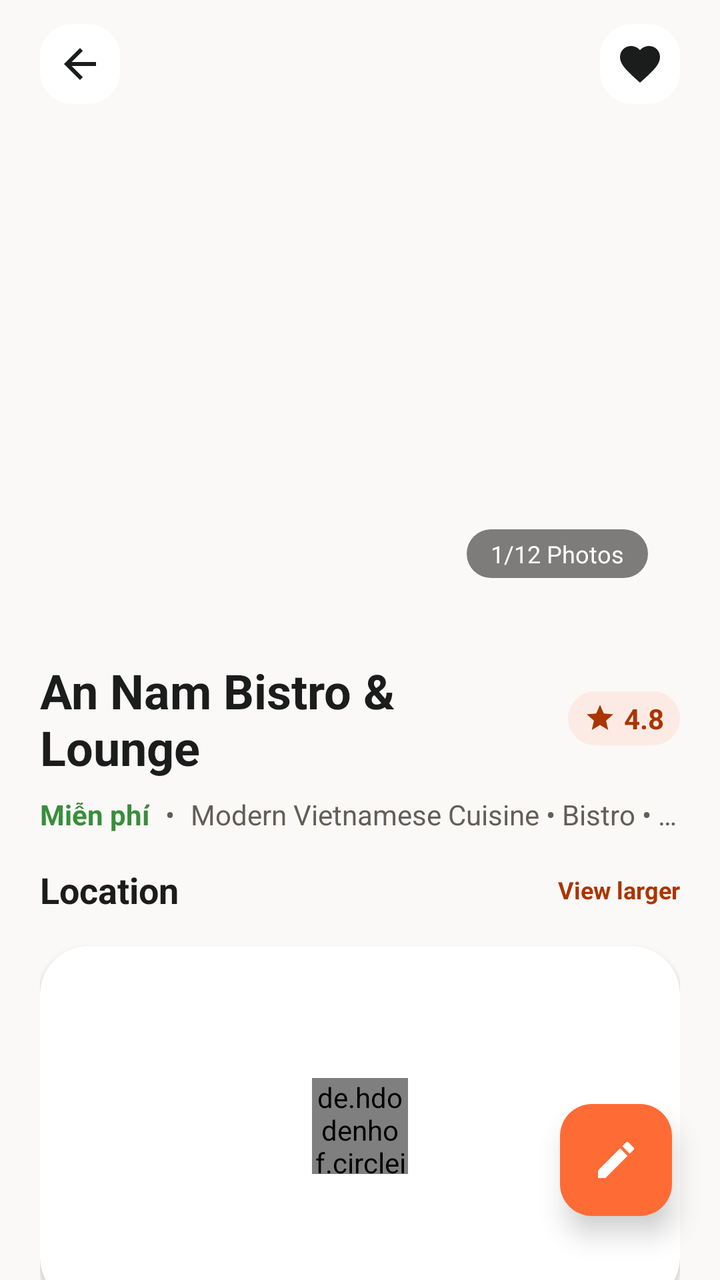
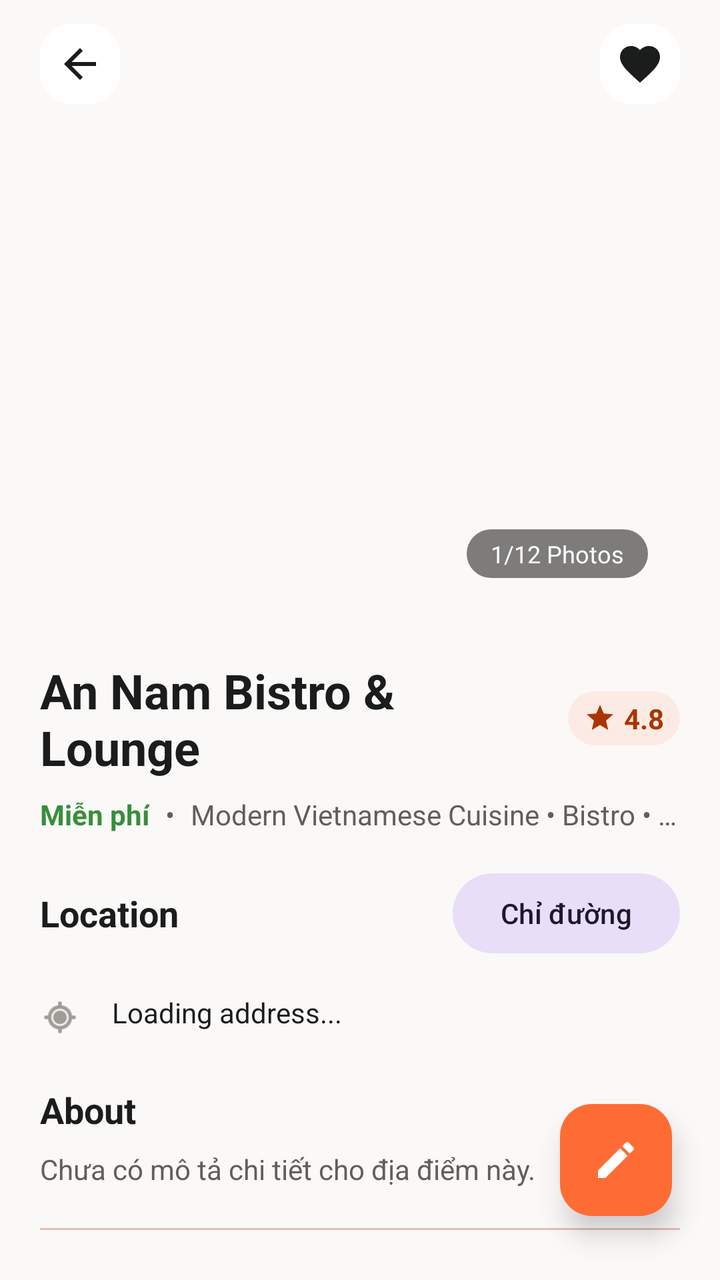

Screens rendered from an Android XML layout before and after an edit, with the pre-edit source and the edit as a unified diff.
<!-- AndroidManifest.xml: application theme Theme.AnGi_DiDau -->
<!-- res/layout/activity_location_detail.xml -->
<?xml version="1.0" encoding="utf-8"?>
<androidx.coordinatorlayout.widget.CoordinatorLayout 
    xmlns:android="http://schemas.android.com/apk/res/android"
    xmlns:app="http://schemas.android.com/apk/res-auto"
    xmlns:tools="http://schemas.android.com/tools"
    android:layout_width="match_parent"
    android:layout_height="match_parent"
    android:background="@color/background"
    tools:context=".ui.location.LocationDetailActivity">

    <com.google.android.material.appbar.AppBarLayout
        android:layout_width="match_parent"
        android:layout_height="wrap_content"
        android:background="@color/background"
        app:elevation="0dp">

        
        <com.google.android.material.appbar.CollapsingToolbarLayout
            android:layout_width="match_parent"
            android:layout_height="wrap_content"
            app:layout_scrollFlags="scroll|exitUntilCollapsed">

            <LinearLayout
                android:layout_width="match_parent"
                android:layout_height="wrap_content"
                android:orientation="vertical"
                android:layout_marginTop="?attr/actionBarSize"> 

                
                <FrameLayout
                    android:layout_width="match_parent"
                    android:layout_height="wrap_content"
                    android:layout_marginHorizontal="20dp"
                    android:layout_marginTop="16dp">
                    
                    <androidx.viewpager2.widget.ViewPager2
                        android:id="@+id/vpLocationHero"
                        android:layout_width="match_parent"
                        android:layout_height="225dp" />
                    
                    
                    <TextView
                        android:layout_width="wrap_content"
                        android:layout_height="wrap_content"
                        android:layout_gravity="bottom|end"
                        android:layout_margin="16dp"
                        android:paddingHorizontal="12dp"
                        android:paddingVertical="4dp"
                        android:background="@drawable/shape_pill"
                        android:backgroundTint="#80000000"
                        android:text="1/12 Photos"
                        android:textColor="@color/white"
                        android:textSize="12sp"/>
                </FrameLayout>

                
                <LinearLayout
                    android:layout_width="match_parent"
                    android:layout_height="wrap_content"
                    android:orientation="vertical"
                    android:layout_marginHorizontal="20dp"
                    android:layout_marginTop="24dp">
                    
                    <LinearLayout
                        android:layout_width="match_parent"
                        android:layout_height="wrap_content"
                        android:orientation="horizontal"
                        android:gravity="center_vertical">
                        
                        <TextView
                            android:id="@+id/tvLocationName"
                            android:layout_width="0dp"
                            android:layout_height="wrap_content"
                            android:layout_weight="1"
                            android:text="An Nam Bistro &amp; Lounge"
                            android:textSize="24sp"
                            android:textStyle="bold"
                            android:textColor="@color/on_surface"/>
                            
                        <LinearLayout
                            android:layout_width="wrap_content"
                            android:layout_height="wrap_content"
                            android:background="@drawable/shape_pill"
                            android:backgroundTint="#1Aff6b35"
                            android:paddingHorizontal="8dp"
                            android:paddingVertical="4dp"
                            android:gravity="center_vertical"
                            android:layout_marginStart="8dp">
                            <ImageView
                                android:layout_width="16dp"
                                android:layout_height="16dp"
                                android:src="@drawable/ic_star"
                                app:tint="@color/primary"/>
                            <TextView
                                android:id="@+id/tvLocationRating"
                                android:layout_width="wrap_content"
                                android:layout_height="wrap_content"
                                android:layout_marginStart="4dp"
                                android:text="4.8"
                                android:textColor="@color/primary"
                                android:textStyle="bold"
                                android:textSize="14sp"/>
                        </LinearLayout>
                    </LinearLayout>
                    
                    
                    <LinearLayout
                        android:layout_width="match_parent"
                        android:layout_height="wrap_content"
                        android:orientation="horizontal"
                        android:layout_marginTop="8dp"
                        android:gravity="center_vertical">
                        
                        <TextView
                            android:id="@+id/tvLocationPrice"
                            android:layout_width="wrap_content"
                            android:layout_height="wrap_content"
                            android:text="Miễn phí"
                            android:textColor="#388E3C"
                            android:textSize="14sp"
                            android:textStyle="bold"
                            android:layout_marginEnd="8dp"/>
                            
                        <TextView
                            android:layout_width="wrap_content"
                            android:layout_height="wrap_content"
                            android:text="•"
                            android:textColor="@color/secondary"
                            android:layout_marginEnd="8dp"/>
                            
                        <TextView
                            android:id="@+id/tvLocationCategory"
                            android:layout_width="0dp"
                            android:layout_height="wrap_content"
                            android:layout_weight="1"
                            android:text="Modern Vietnamese Cuisine • Bistro • District 1"
                            android:textColor="@color/secondary"
                            android:textSize="14sp"
                            android:maxLines="1"
                            android:ellipsize="end"/>
                    </LinearLayout>
                </LinearLayout>



            </LinearLayout>

            
            <androidx.appcompat.widget.Toolbar
                android:layout_width="match_parent"
                android:layout_height="?attr/actionBarSize"
                app:layout_collapseMode="pin"
                app:contentInsetStart="0dp"
                app:contentInsetEnd="0dp">
                
                <ImageView
                    android:id="@+id/btnBack"
                    android:layout_width="40dp"
                    android:layout_height="40dp"
                    android:layout_marginStart="20dp"
                    android:padding="8dp"
                    android:background="@drawable/shape_pill"
                    android:backgroundTint="@color/surface_container_lowest"
                    android:src="@drawable/ic_arrow_back"
                    app:tint="@color/on_surface" />

                
                <ImageView
                    android:id="@+id/btnFavorite"
                    android:layout_width="40dp"
                    android:layout_height="40dp"
                    android:layout_marginEnd="20dp"
                    android:layout_gravity="end"
                    android:padding="8dp"
                    android:background="@drawable/shape_pill"
                    android:backgroundTint="@color/surface_container_lowest"
                    android:src="@drawable/ic_favorite"
                    app:tint="@color/on_surface" />
            </androidx.appcompat.widget.Toolbar>

        </com.google.android.material.appbar.CollapsingToolbarLayout>

    </com.google.android.material.appbar.AppBarLayout>

    
    <androidx.core.widget.NestedScrollView
        android:layout_width="match_parent"
        android:layout_height="match_parent"
        app:layout_behavior="@string/appbar_scrolling_view_behavior"
        android:clipToPadding="false"
        android:paddingBottom="100dp">

        <LinearLayout
            android:layout_width="match_parent"
            android:layout_height="wrap_content"
            android:orientation="vertical">

            
            <LinearLayout
                android:layout_width="match_parent"
                android:layout_height="wrap_content"
                android:orientation="vertical"
                android:layout_marginHorizontal="20dp"
                android:paddingTop="16dp">
                
                
                <LinearLayout
                    android:layout_width="match_parent"
                    android:layout_height="wrap_content"
                    android:orientation="horizontal"
                    android:gravity="center_vertical"
                    android:layout_marginBottom="16dp">
                    <TextView
                        android:layout_width="0dp"
                        android:layout_height="wrap_content"
                        android:layout_weight="1"
                        android:text="Location"
                        android:textSize="18sp"
                        android:textStyle="bold"
                        android:textColor="@color/on_surface"/>
                    <TextView
                        android:id="@+id/tvViewMap"
                        android:layout_width="wrap_content"
                        android:layout_height="wrap_content"
                        android:text="View larger"
                        android:textColor="@color/primary"
                        android:textStyle="bold"
                        android:textSize="12sp"/>
                </LinearLayout>
                
                <androidx.cardview.widget.CardView
                    android:id="@+id/cvMapContainer"
                    android:layout_width="match_parent"
                    android:layout_height="180dp"
                    app:cardCornerRadius="24dp"
                    app:cardElevation="2dp"
                    android:layout_marginBottom="16dp">
                    <FrameLayout
                        android:layout_width="match_parent"
                        android:layout_height="match_parent">
                        <ImageView
                            android:layout_width="match_parent"
                            android:layout_height="match_parent"
                            android:src="@android:drawable/sym_def_app_icon"
                            android:scaleType="centerCrop"/>
                        
                        <de.hdodenhof.circleimageview.CircleImageView
                            android:layout_width="48dp"
                            android:layout_height="48dp"
                            android:layout_gravity="center"
                            android:src="@color/primary_container"
                            app:civ_border_width="4dp"
                            app:civ_border_color="@color/white"/>
                    </FrameLayout>
                </androidx.cardview.widget.CardView>
                
                <LinearLayout
                    android:layout_width="match_parent"
                    android:layout_height="wrap_content"
                    android:orientation="horizontal"
                    android:layout_marginBottom="24dp">
                    <ImageView
                        android:layout_width="20dp"
                        android:layout_height="20dp"
                        android:src="@android:drawable/ic_menu_mylocation"
                        app:tint="@color/secondary"
                        android:layout_marginTop="2dp"/>
                    <TextView
                        android:id="@+id/tvOverviewAddress"
                        android:layout_width="wrap_content"
                        android:layout_height="wrap_content"
                        android:layout_marginStart="16dp"
                        android:text="123 Le Loi Street, Ben Nghe Ward, District 1, Ho Chi Minh City, Vietnam"
                        android:textColor="@color/on_surface"
                        android:textSize="14sp"
                        android:lineSpacingExtra="4dp"/>
                </LinearLayout>
                
                
                <TextView
                    android:layout_width="wrap_content"
                    android:layout_height="wrap_content"
                    android:text="About"
                    android:textSize="18sp"
                    android:textStyle="bold"
                    android:textColor="@color/on_surface"
                    android:layout_marginBottom="8dp"/>
                    
                <TextView
                    android:id="@+id/tvOverviewAbout"
                    android:layout_width="match_parent"
                    android:layout_height="wrap_content"
                    android:text="Chưa có mô tả chi tiết cho địa điểm này."
                    android:textColor="@color/secondary"
                    android:textSize="14sp"
                    android:lineSpacingExtra="4dp"/>
                    
            </LinearLayout>

            
            <LinearLayout
                android:layout_width="match_parent"
                android:layout_height="wrap_content"
                android:orientation="vertical"
                android:padding="20dp"
                android:background="@color/background">

                <View
                    android:layout_width="match_parent"
                    android:layout_height="1dp"
                    android:background="@color/outline_variant"
                    android:layout_marginBottom="24dp"/>

                
                <LinearLayout
                    android:layout_width="match_parent"
                    android:layout_height="wrap_content"
                    android:orientation="horizontal"
                    android:gravity="center_vertical"
                    android:layout_marginBottom="24dp">

                    <TextView
                        android:id="@+id/tvAverageRatingBig"
                        android:layout_width="wrap_content"
                        android:layout_height="wrap_content"
                        android:text="0.0"
                        android:textColor="@color/on_surface"
                        android:textSize="48sp"
                        android:textStyle="bold" />

                    <LinearLayout
                        android:layout_width="wrap_content"
                        android:layout_height="wrap_content"
                        android:orientation="vertical"
                        android:layout_marginStart="16dp">

                        <RatingBar
                            android:id="@+id/rbAverageRating"
                            style="?android:attr/ratingBarStyleSmall"
                            android:layout_width="wrap_content"
                            android:layout_height="wrap_content"
                            android:numStars="5"
                            android:rating="0"
                            android:stepSize="0.1"
                            android:theme="@style/Widget.AppCompat.RatingBar"
                            android:progressTint="@color/primary" />

                        <TextView
                            android:id="@+id/tvTotalReviews"
                            android:layout_width="wrap_content"
                            android:layout_height="wrap_content"
                            android:layout_marginTop="4dp"
                            android:text="Dựa trên 0 đánh giá"
                            android:textColor="@color/secondary"
                            android:textSize="14sp" />
                    </LinearLayout>
                </LinearLayout>

                <View
                    android:layout_width="match_parent"
                    android:layout_height="1dp"
                    android:background="@color/outline_variant"
                    android:layout_marginBottom="16dp"/>

                
                <androidx.recyclerview.widget.RecyclerView
                    android:id="@+id/rvReviews"
                    android:layout_width="match_parent"
                    android:layout_height="wrap_content"
                    android:clipToPadding="false"
                    android:nestedScrollingEnabled="false" />

            </LinearLayout>

        </LinearLayout>
    </androidx.core.widget.NestedScrollView>

    
    <com.google.android.material.floatingactionbutton.FloatingActionButton
        android:id="@+id/fabAddReview"
        android:layout_width="wrap_content"
        android:layout_height="wrap_content"
        android:layout_gravity="bottom|end"
        android:layout_marginEnd="24dp"
        android:layout_marginBottom="32dp"
        android:src="@drawable/ic_edit"
        app:backgroundTint="@color/primary_container"
        app:tint="@color/white"
        app:elevation="8dp"/>

</androidx.coordinatorlayout.widget.CoordinatorLayout>
<!-- resources referenced by this layout -->
<resources>
  <color name="background">#FBF9F8</color>
  <color name="on_surface">#1B1C1C</color>
  <color name="outline_variant">#E1BFB5</color>
  <color name="primary">#AB3500</color>
  <color name="primary_container">#FF6B35</color>
  <color name="secondary">#625E58</color>
  <color name="surface_container_lowest">#FFFFFF</color>
  <color name="white">#FFFFFFFF</color>
  <!-- drawable ic_arrow_back (drawable) -->
  <vector xmlns:android="http://schemas.android.com/apk/res/android"
      android:width="24dp"
      android:height="24dp"
      android:viewportWidth="24"
      android:viewportHeight="24"
      android:tint="?attr/colorControlNormal">
    <path
        android:fillColor="@android:color/white"
        android:pathData="M20,11H7.83l5.59,-5.59L12,4l-8,8 8,8 1.41,-1.41L7.83,13H20v-2z"/>
  </vector>
  <!-- drawable ic_edit (drawable) -->
  <vector xmlns:android="http://schemas.android.com/apk/res/android"
      android:width="24dp"
      android:height="24dp"
      android:viewportWidth="24"
      android:viewportHeight="24"
      android:tint="?attr/colorControlNormal">
    <path
        android:fillColor="@android:color/white"
        android:pathData="M3,17.25V21h3.75L17.81,9.94l-3.75,-3.75L3,17.25zM20.71,7.04c0.39,-0.39 0.39,-1.02 0,-1.41l-2.34,-2.34c-0.39,-0.39 -1.02,-0.39 -1.41,0l-1.83,1.83 3.75,3.75 1.83,-1.83z"/>
  </vector>
  <!-- drawable ic_favorite (drawable) -->
  <vector xmlns:android="http://schemas.android.com/apk/res/android"
      android:width="24dp"
      android:height="24dp"
      android:viewportWidth="24"
      android:viewportHeight="24">
      <path
          android:fillColor="#FF000000"
          android:pathData="M12 21.35l-1.45-1.32C5.4 15.36 2 12.28 2 8.5 2 5.42 4.42 3 7.5 3c1.74 0 3.41.81 4.5 2.09C13.09 3.81 14.76 3 16.5 3 19.58 3 22 5.42 22 8.5c0 3.78-3.4 6.86-8.55 11.54L12 21.35z" />
  </vector>
  <!-- drawable ic_star (drawable) -->
  <vector xmlns:android="http://schemas.android.com/apk/res/android"
      android:width="24dp"
      android:height="24dp"
      android:viewportWidth="24"
      android:viewportHeight="24">
      <path
          android:fillColor="#FF000000"
          android:pathData="M12 17.27L18.18 21l-1.64-7.03L22 9.24l-7.19-.61L12 2 9.19 8.63 2 9.24l5.46 4.73L5.82 21z" />
  </vector>
  <!-- drawable shape_pill (drawable) -->
  <?xml version="1.0" encoding="utf-8"?>
  <shape xmlns:android="http://schemas.android.com/apk/res/android"
      android:shape="rectangle">
      <corners android:radius="16dp"/>
      <solid android:color="@color/primary_container"/>
  </shape>
  <style name="Theme.AnGi_DiDau" parent="Base.Theme.AnGi_DiDau" />
  <style name="Base.Theme.AnGi_DiDau" parent="Theme.Material3.DayNight.NoActionBar">
          
          
      </style>
</resources>

<!-- the commit's change to res/layout/activity_location_detail.xml (unified diff, before → after) -->
@@ -218,41 +218,13 @@
                         android:textSize="18sp"
                         android:textStyle="bold"
                         android:textColor="@color/on_surface"/>
-                    <TextView
-                        android:id="@+id/tvViewMap"
-                        android:layout_width="wrap_content"
-                        android:layout_height="wrap_content"
-                        android:text="View larger"
-                        android:textColor="@color/primary"
-                        android:textStyle="bold"
-                        android:textSize="12sp"/>
+                    <com.google.android.material.button.MaterialButton
+                        android:id="@+id/btnNavigateTop"
+                        style="@style/Widget.Material3.Button.TonalButton"
+                        android:layout_width="wrap_content"
+                        android:layout_height="wrap_content"
+                        android:text="Chỉ đường" />
                 </LinearLayout>
-                
-                <androidx.cardview.widget.CardView
-                    android:id="@+id/cvMapContainer"
-                    android:layout_width="match_parent"
-                    android:layout_height="180dp"
-                    app:cardCornerRadius="24dp"
-                    app:cardElevation="2dp"
-                    android:layout_marginBottom="16dp">
-                    <FrameLayout
-                        android:layout_width="match_parent"
-                        android:layout_height="match_parent">
-                        <ImageView
-                            android:layout_width="match_parent"
-                            android:layout_height="match_parent"
-                            android:src="@android:drawable/sym_def_app_icon"
-                            android:scaleType="centerCrop"/>
-                        
-                        <de.hdodenhof.circleimageview.CircleImageView
-                            android:layout_width="48dp"
-                            android:layout_height="48dp"
-                            android:layout_gravity="center"
-                            android:src="@color/primary_container"
-                            app:civ_border_width="4dp"
-                            app:civ_border_color="@color/white"/>
-                    </FrameLayout>
-                </androidx.cardview.widget.CardView>
                 
                 <LinearLayout
                     android:layout_width="match_parent"
@@ -270,7 +242,7 @@
                         android:layout_width="wrap_content"
                         android:layout_height="wrap_content"
                         android:layout_marginStart="16dp"
-                        android:text="123 Le Loi Street, Ben Nghe Ward, District 1, Ho Chi Minh City, Vietnam"
+                        android:text="Loading address..."
                         android:textColor="@color/on_surface"
                         android:textSize="14sp"
                         android:lineSpacingExtra="4dp"/>
